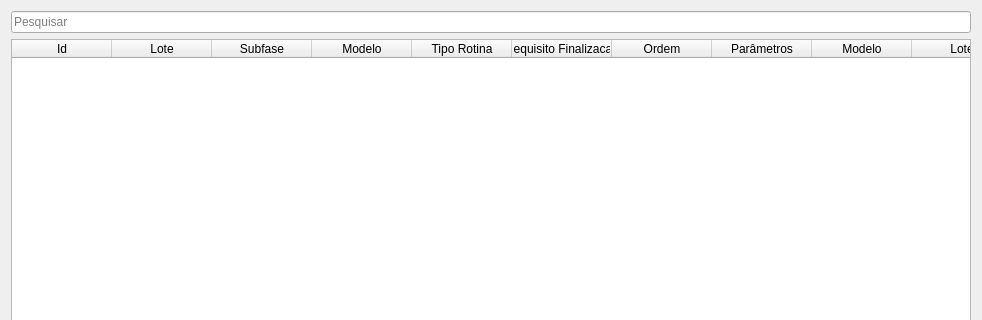
Qt form uis/mModelProfiles.ui (dsgoficial/SAP_Gerente) before a commit; both pictures show x 0 to 982 and y 0 to 320 of the 982 by 462 pixel window.
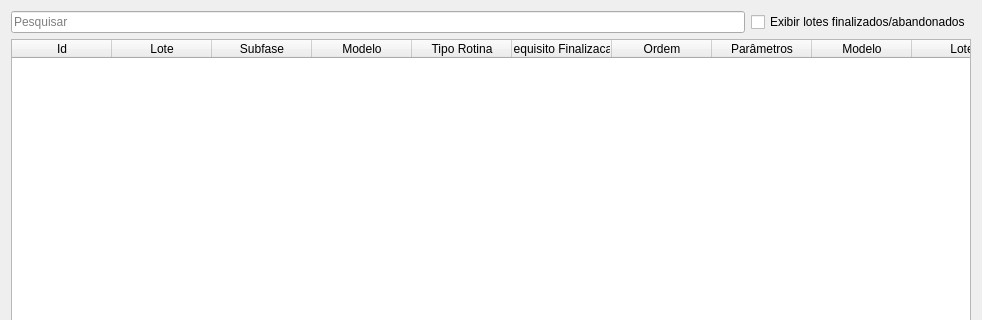
The same form after that commit.

Commit message: 1.31.1: adicionado filtros de lotes finalizados sim/não em menu, modelos e regras.

Diff of the .ui file:
```diff
--- a/uis/mModelProfiles.ui
+++ b/uis/mModelProfiles.ui
@@ -14,6 +14,24 @@
    <string>Configurar Perfis de Modelo</string>
   </property>
   <layout class="QGridLayout" name="gridLayout">
+   <item row="0" column="0">
+    <layout class="QHBoxLayout" name="horizontalLayout_2">
+     <item>
+      <widget class="QLineEdit" name="searchLe">
+       <property name="placeholderText">
+        <string>Pesquisar</string>
+       </property>
+      </widget>
+     </item>
+     <item>
+      <widget class="QCheckBox" name="showFinishedCheckBox">
+       <property name="text">
+        <string>Exibir lotes finalizados/abandonados</string>
+       </property>
+      </widget>
+     </item>
+    </layout>
+   </item>
    <item row="1" column="0">
     <widget class="QTableWidget" name="tableWidget">
      <attribute name="verticalHeaderCascadingSectionResizes">
@@ -120,13 +138,6 @@
      </item>
     </layout>
    </item>
-   <item row="0" column="0">
-    <widget class="QLineEdit" name="searchLe">
-     <property name="placeholderText">
-      <string>Pesquisar</string>
-     </property>
-    </widget>
-   </item>
   </layout>
  </widget>
  <resources/>
```
The commit also changes 7 other files.
